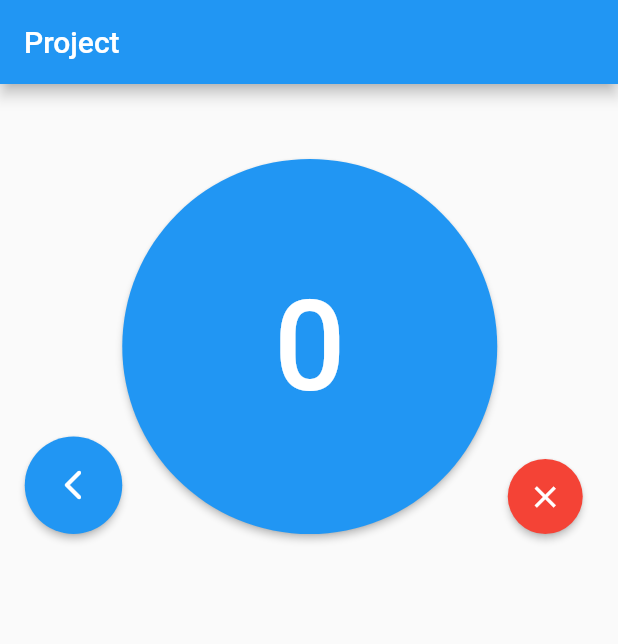
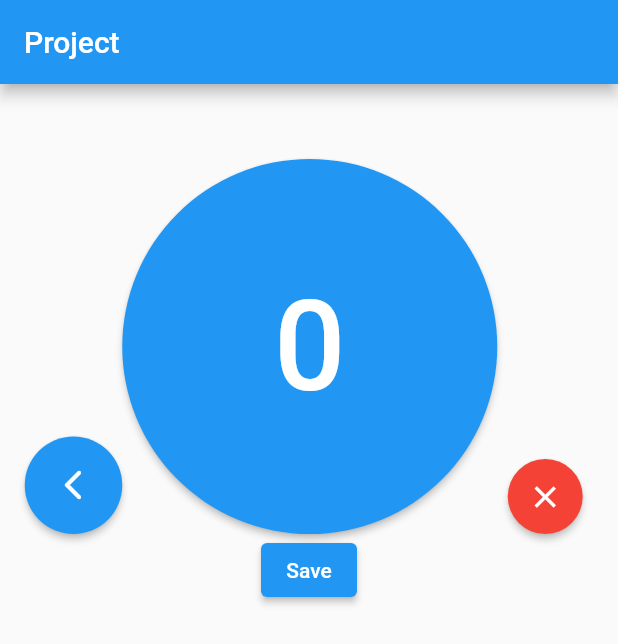
Before and after one commit to AlmondBranchh/CrochetCounter, a Flutter app: the screen it shows after launch, after a tap on the "arrow back ios" icon, after a tap on the "clear" icon, on a phone screen of 412 x 824 dp. Shown: the top 644 px of the screen. Run offline on Flutter 3.47's test engine with Material 2 defaults, Android fonts, the phone set to English and light mode, and no system bars.

Commit message:
Added data.dart and started a saves list

```diff
--- /dev/null
+++ b/lib/data.dart
@@ -0,0 +1,29 @@
+import 'package:flutter/material.dart';
+
+int counter = 0;
+List<String> savesList = <String>[" "," "," "," "," "];
+int savesListIndex = 0;
+
+void AddToCounter(){
+  counter ++;
+}
+
+void SubFromCounter(){
+  counter--;
+}
+
+void  ClearCounter(){
+  counter = 0;
+}
+
+String GetCounterValueString(){
+  return counter.toString();
+}
+
+void AddCounterValueToSavesList(){
+  savesList.insert(savesListIndex, counter.toString());
+}
+
+String LastSavesListValueString(int index){
+  return savesList[index].toString();
+}
--- a/lib/screens/home_screen.dart
+++ b/lib/screens/home_screen.dart
@@ -1,3 +1,4 @@
+import 'package:crochet_counter/widgets/saves_list.dart';
 import 'package:flutter/material.dart';
 import 'package:crochet_counter/widgets/counter.dart';
 
@@ -16,10 +17,11 @@ class _HomeScreenState extends State<HomeScreen> {
         title: Text("Project"),
       ),
       body: Column(
-        children: const [
-          CounterSection(),
-        ],
-      ),
+      children: const [
+        CounterSection(),
+        SavesList(),
+    ],
+      )
     );
   }
 }
--- a/lib/widgets/counter.dart
+++ b/lib/widgets/counter.dart
@@ -1,6 +1,5 @@
 import 'package:flutter/material.dart';
-
-int counter = 0;
+import 'package:crochet_counter/data.dart';
 
 class CounterSection extends StatefulWidget {
   const CounterSection({Key? key}) : super(key: key);
@@ -12,21 +11,6 @@ class CounterSection extends StatefulWidget {
 class _CounterSectionState extends State<CounterSection> {
   @override
   Widget build(BuildContext context) {
-    void _counterSub(){
-      setState((){
-        counter --;
-      });
-    }
-    void _counterAdd(){
-      setState((){
-        counter ++;
-      });
-    }
-    void _counterClear(){
-      setState((){
-        counter = 0;
-      });
-    }
 
     return Container(
       alignment: Alignment.center,
@@ -43,7 +27,10 @@ class _CounterSectionState extends State<CounterSection> {
             shape: const CircleBorder(),
           ),
 
-          onPressed: _counterSub,
+          onPressed: () {setState((){
+            SubFromCounter();
+          });
+            },
           child: const Icon(Icons.arrow_back_ios_rounded),
 
 
@@ -53,9 +40,12 @@ class _CounterSectionState extends State<CounterSection> {
             shape: const CircleBorder(),
           ),
 
-          onPressed: _counterAdd,
+          onPressed: () {setState((){
+            AddToCounter();
+          });
+            },
           child: Text(
-            "$counter",
+            GetCounterValueString(),
             style: TextStyle(fontSize: 84),
           ),
 
@@ -67,7 +57,10 @@ class _CounterSectionState extends State<CounterSection> {
               shape: const CircleBorder(),
             ),
 
-            onPressed: _counterClear,
+            onPressed: (){setState((){
+              ClearCounter();
+            });
+              },
             child: Icon(Icons.clear)
         ),
         ],
--- /dev/null
+++ b/lib/widgets/saves_list.dart
@@ -0,0 +1,42 @@
+import 'package:crochet_counter/data.dart';
+import 'package:flutter/material.dart';
+
+class SavesList extends StatefulWidget {
+  const SavesList({Key? key}) : super(key: key);
+
+  @override
+  State<SavesList> createState() => _SavesListState();
+}
+
+class _SavesListState extends State<SavesList> {
+  @override
+  Widget build(BuildContext context) {
+    return Column(
+      children: [
+        ElevatedButton(
+            onPressed: (){
+              setState((){
+                AddCounterValueToSavesList();
+              });
+              },
+            child: Text("Save")
+        ),
+        SavesListRow(0),
+        SavesListRow(1),
+        SavesListRow(2),
+        SavesListRow(3),
+        SavesListRow(4),
+      ],
+    );
+  }
+}
+
+Widget SavesListRow(int index){
+  return Container(
+    child: Row(
+      children: [
+        Text(LastSavesListValueString(index)),
+      ],
+    ),
+  );
+}
```
